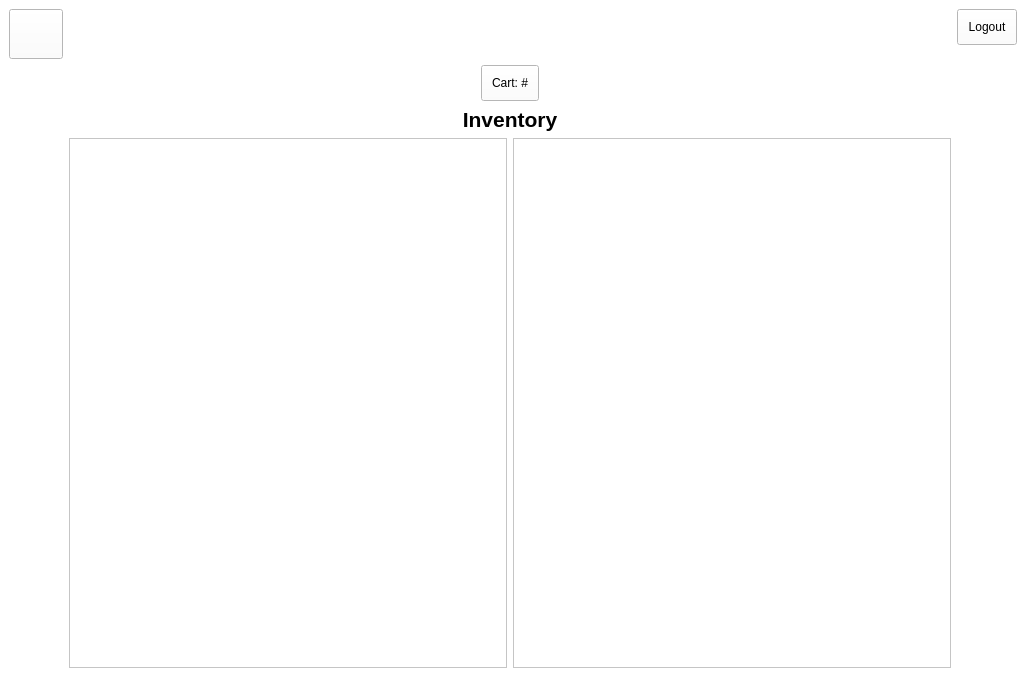
Before: the Qt Designer form inventory.ui in arc-bphc/sims-gui, drawn with Qt 5.
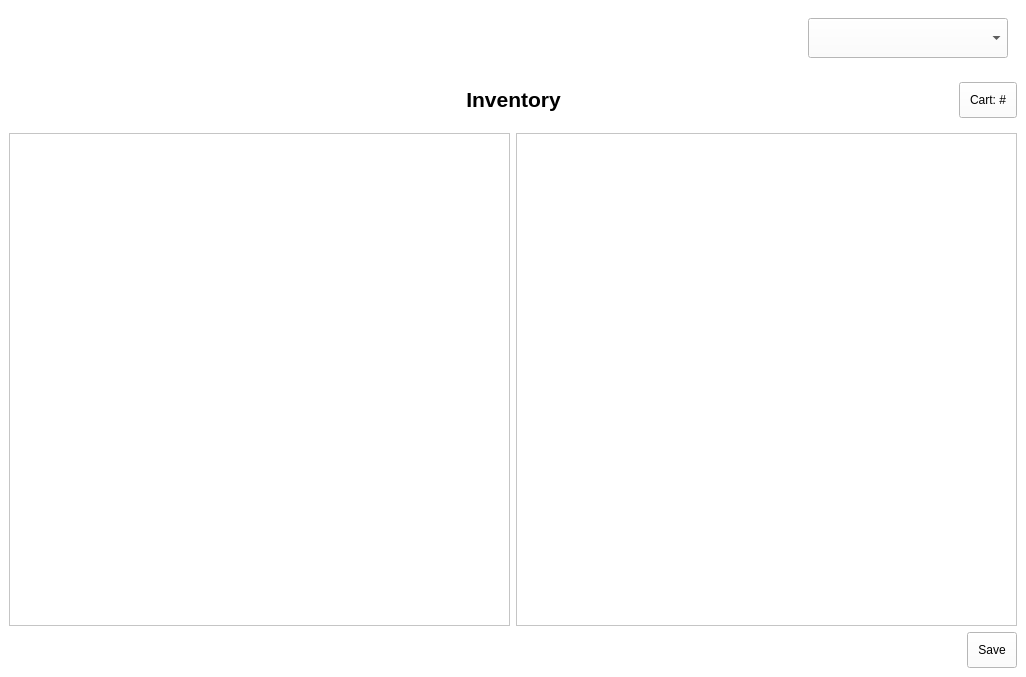
After: the same form once the commit is applied. Icons and pictures are not drawn.

What changed in the file:
```diff
--- a/inventory.ui
+++ b/inventory.ui
@@ -22,6 +22,27 @@
    <layout class="QGridLayout" name="gridLayout_2">
     <item row="0" column="0">
      <layout class="QGridLayout" name="gridLayout">
+      <property name="verticalSpacing">
+       <number>15</number>
+      </property>
+      <item row="1" column="1" colspan="2" alignment="Qt::AlignHCenter">
+       <widget class="QLabel" name="label_2">
+        <property name="font">
+         <font>
+          <pointsize>16</pointsize>
+          <weight>75</weight>
+          <italic>false</italic>
+          <bold>true</bold>
+         </font>
+        </property>
+        <property name="text">
+         <string>&lt;html&gt;&lt;head/&gt;&lt;body&gt;&lt;p align=&quot;center&quot;&gt;&lt;span style=&quot; font-weight:600;&quot;&gt;Inventory&lt;/span&gt;&lt;/p&gt;&lt;/body&gt;&lt;/html&gt;</string>
+        </property>
+       </widget>
+      </item>
+      <item row="2" column="0" colspan="2">
+       <widget class="QTreeView" name="treeView"/>
+      </item>
       <item row="0" column="0" alignment="Qt::AlignLeft|Qt::AlignTop">
        <widget class="QPushButton" name="pushButton_2">
         <property name="minimumSize">
@@ -41,9 +62,31 @@
          <iconset>
           <normaloff>ChevronLeft-128.png</normaloff>ChevronLeft-128.png</iconset>
         </property>
+        <property name="iconSize">
+         <size>
+          <width>32</width>
+          <height>32</height>
+         </size>
+        </property>
+        <property name="flat">
+         <bool>true</bool>
+        </property>
        </widget>
       </item>
-      <item row="0" column="1" colspan="2" alignment="Qt::AlignHCenter">
+      <item row="1" column="3" alignment="Qt::AlignRight|Qt::AlignVCenter">
+       <widget class="QPushButton" name="cartButton">
+        <property name="sizePolicy">
+         <sizepolicy hsizetype="Fixed" vsizetype="Fixed">
+          <horstretch>0</horstretch>
+          <verstretch>0</verstretch>
+         </sizepolicy>
+        </property>
+        <property name="text">
+         <string>Cart: #</string>
+        </property>
+       </widget>
+      </item>
+      <item row="0" column="1" colspan="2" alignment="Qt::AlignHCenter|Qt::AlignTop">
        <widget class="QLabel" name="label_5">
         <property name="sizePolicy">
          <sizepolicy hsizetype="Fixed" vsizetype="Fixed">
@@ -69,52 +112,64 @@
        </widget>
       </item>
       <item row="0" column="3" alignment="Qt::AlignRight|Qt::AlignTop">
-       <widget class="QPushButton" name="pushButton">
-        <property name="text">
-         <string>Logout</string>
-        </property>
-        <property name="icon">
-         <iconset theme="system-shutdown">
-          <normaloff>.</normaloff>.</iconset>
-        </property>
+       <widget class="QWidget" name="" native="true">
+        <layout class="QHBoxLayout" name="horizontalLayout">
+         <item>
+          <widget class="QLabel" name="label_3">
+           <property name="minimumSize">
+            <size>
+             <width>0</width>
+             <height>40</height>
+            </size>
+           </property>
+           <property name="maximumSize">
+            <size>
+             <width>50</width>
+             <height>50</height>
+            </size>
+           </property>
+           <property name="text">
+            <string/>
+           </property>
+           <property name="pixmap">
+            <pixmap>index.png</pixmap>
+           </property>
+           <property name="scaledContents">
+            <bool>true</bool>
+           </property>
+          </widget>
+         </item>
+         <item>
+          <widget class="QComboBox" name="comboBox">
+           <property name="minimumSize">
+            <size>
+             <width>200</width>
+             <height>40</height>
+            </size>
+           </property>
+           <property name="maximumSize">
+            <size>
+             <width>300</width>
+             <height>16777215</height>
+            </size>
+           </property>
+          </widget>
+         </item>
+        </layout>
        </widget>
       </item>
-      <item row="1" column="1" colspan="2" alignment="Qt::AlignHCenter">
-       <widget class="QPushButton" name="cartButton">
-        <property name="sizePolicy">
-         <sizepolicy hsizetype="Fixed" vsizetype="Fixed">
-          <horstretch>0</horstretch>
-          <verstretch>0</verstretch>
-         </sizepolicy>
-        </property>
-        <property name="text">
-         <string>Cart: #</string>
-        </property>
-       </widget>
-      </item>
-      <item row="2" column="1" colspan="2">
-       <widget class="QLabel" name="label_2">
-        <property name="font">
-         <font>
-          <pointsize>16</pointsize>
-          <weight>75</weight>
-          <italic>false</italic>
-          <bold>true</bold>
-         </font>
-        </property>
-        <property name="text">
-         <string>&lt;html&gt;&lt;head/&gt;&lt;body&gt;&lt;p align=&quot;center&quot;&gt;&lt;span style=&quot; font-weight:600;&quot;&gt;Inventory&lt;/span&gt;&lt;/p&gt;&lt;/body&gt;&lt;/html&gt;</string>
-        </property>
-       </widget>
-      </item>
-      <item row="3" column="1">
-       <widget class="QTreeView" name="treeView"/>
-      </item>
-      <item row="3" column="2">
+      <item row="2" column="2" colspan="2">
        <widget class="QListView" name="listView"/>
       </item>
      </layout>
     </item>
+    <item row="1" column="0" alignment="Qt::AlignRight">
+     <widget class="QPushButton" name="pushButton">
+      <property name="text">
+       <string>Save</string>
+      </property>
+     </widget>
+    </item>
    </layout>
   </widget>
  </widget>
```
